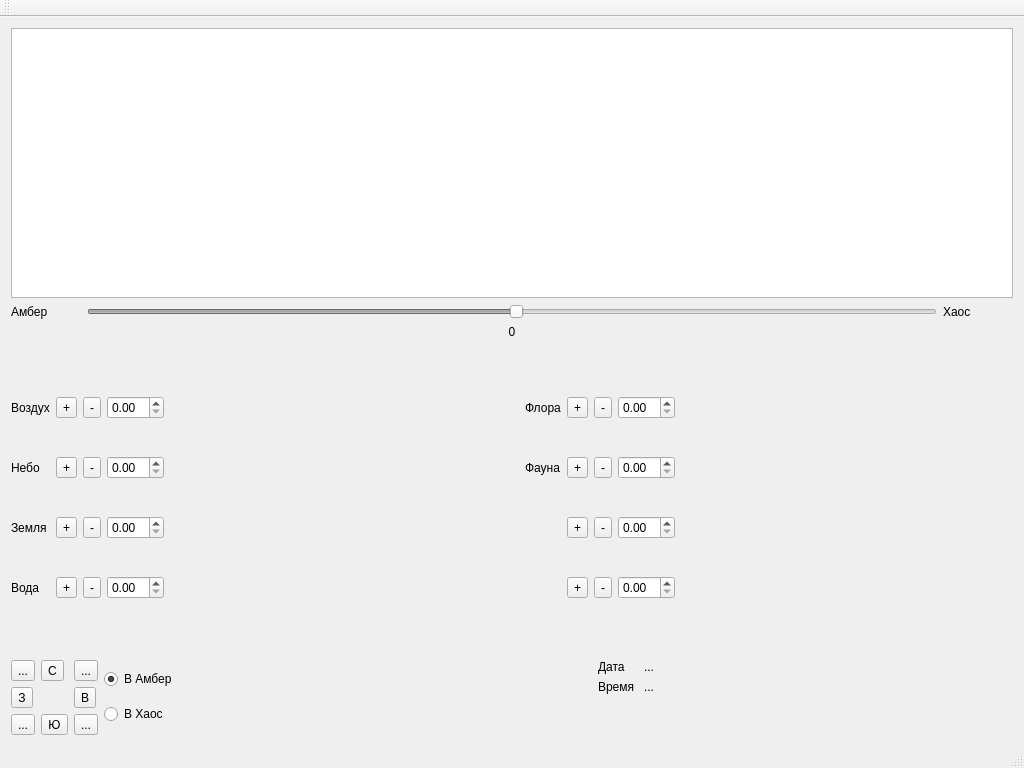
The window that AmberUI/shadowsview.ui (graninas/Amber) describes before a commit, drawn with Qt 5.
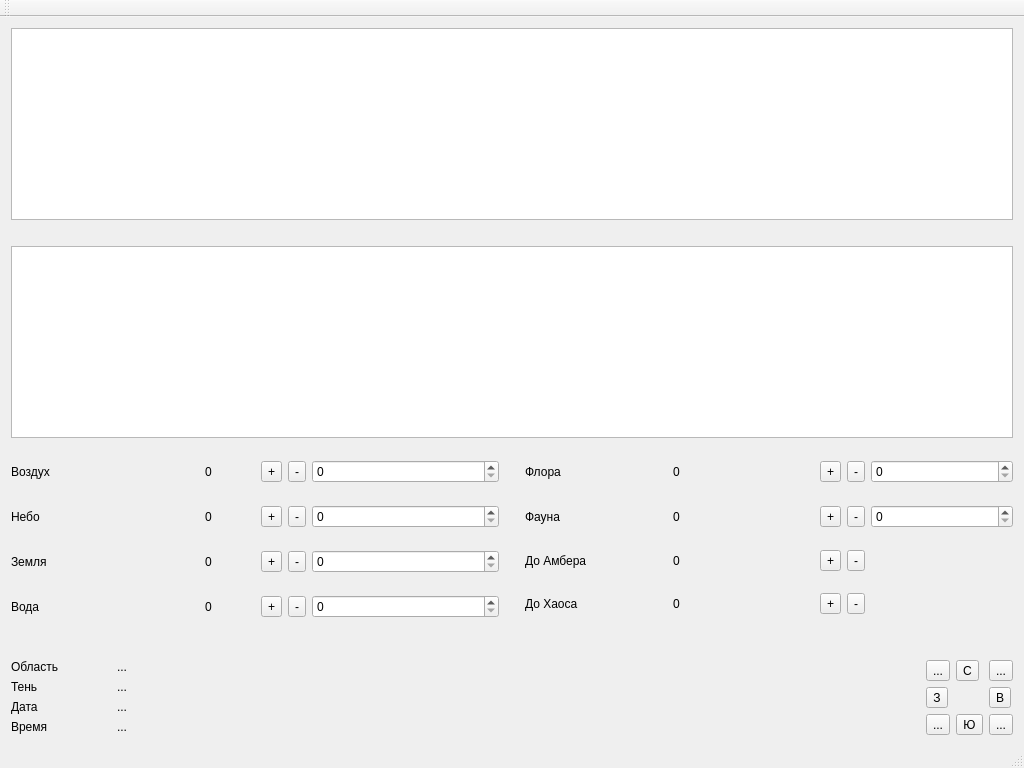
The same window after the commit. Icons and pictures are not drawn.

Commit message: - Ugly world places output added.

Diff of the .ui file:
```diff
--- a/AmberUI/shadowsview.ui
+++ b/AmberUI/shadowsview.ui
@@ -36,89 +36,6 @@
     <item>
      <widget class="QGraphicsView" name="shadowsVisualisingArea"/>
     </item>
-    <item>
-     <layout class="QGridLayout" name="gridLayout_3">
-      <item row="0" column="0">
-       <widget class="QLabel" name="label_5">
-        <property name="sizePolicy">
-         <sizepolicy hsizetype="Fixed" vsizetype="Preferred">
-          <horstretch>0</horstretch>
-          <verstretch>0</verstretch>
-         </sizepolicy>
-        </property>
-        <property name="minimumSize">
-         <size>
-          <width>70</width>
-          <height>0</height>
-         </size>
-        </property>
-        <property name="maximumSize">
-         <size>
-          <width>70</width>
-          <height>16777215</height>
-         </size>
-        </property>
-        <property name="text">
-         <string>Амбер</string>
-        </property>
-       </widget>
-      </item>
-      <item row="0" column="2">
-       <widget class="QLabel" name="label_6">
-        <property name="sizePolicy">
-         <sizepolicy hsizetype="Fixed" vsizetype="Preferred">
-          <horstretch>0</horstretch>
-          <verstretch>0</verstretch>
-         </sizepolicy>
-        </property>
-        <property name="minimumSize">
-         <size>
-          <width>70</width>
-          <height>0</height>
-         </size>
-        </property>
-        <property name="maximumSize">
-         <size>
-          <width>70</width>
-          <height>16777215</height>
-         </size>
-        </property>
-        <property name="text">
-         <string>Хаос</string>
-        </property>
-       </widget>
-      </item>
-      <item row="0" column="1">
-       <widget class="QSlider" name="hs_polePosition">
-        <property name="enabled">
-         <bool>false</bool>
-        </property>
-        <property name="value">
-         <number>50</number>
-        </property>
-        <property name="orientation">
-         <enum>Qt::Horizontal</enum>
-        </property>
-        <property name="invertedAppearance">
-         <bool>false</bool>
-        </property>
-        <property name="invertedControls">
-         <bool>false</bool>
-        </property>
-       </widget>
-      </item>
-      <item row="1" column="1">
-       <widget class="QLabel" name="l_polePosition">
-        <property name="text">
-         <string>0</string>
-        </property>
-        <property name="alignment">
-         <set>Qt::AlignCenter</set>
-        </property>
-       </widget>
-      </item>
-     </layout>
-    </item>
     <item>
      <spacer name="horizontalSpacer_5">
       <property name="orientation">
@@ -132,15 +49,90 @@
       </property>
      </spacer>
     </item>
+    <item>
+     <widget class="QPlainTextEdit" name="pte_worldPlaces">
+      <property name="enabled">
+       <bool>true</bool>
+      </property>
+      <property name="lineWrapMode">
+       <enum>QPlainTextEdit::WidgetWidth</enum>
+      </property>
+      <property name="readOnly">
+       <bool>true</bool>
+      </property>
+     </widget>
+    </item>
     <item>
      <layout class="QHBoxLayout" name="horizontalLayout">
       <item>
-       <layout class="QGridLayout" name="gridLayout">
-        <item row="0" column="3">
-         <widget class="QDoubleSpinBox" name="doubleSpinBox"/>
+       <layout class="QGridLayout" name="gridLayout" columnminimumwidth="120,50,0,0,60">
+        <item row="1" column="2">
+         <widget class="QToolButton" name="toolButton_11">
+          <property name="text">
+           <string>+</string>
+          </property>
+          <property name="icon">
+           <iconset resource="Icons.qrc">
+            <normaloff>:/icons/icons/plus-circle.png</normaloff>:/icons/icons/plus-circle.png</iconset>
+          </property>
+          <property name="iconSize">
+           <size>
+            <width>32</width>
+            <height>32</height>
+           </size>
+          </property>
+         </widget>
+        </item>
+        <item row="2" column="2">
+         <widget class="QToolButton" name="toolButton_9">
+          <property name="text">
+           <string>+</string>
+          </property>
+          <property name="icon">
+           <iconset resource="Icons.qrc">
+            <normaloff>:/icons/icons/plus-circle.png</normaloff>:/icons/icons/plus-circle.png</iconset>
+          </property>
+          <property name="iconSize">
+           <size>
+            <width>32</width>
+            <height>32</height>
+           </size>
+          </property>
+         </widget>
+        </item>
+        <item row="3" column="2">
+         <widget class="QToolButton" name="toolButton_10">
+          <property name="text">
+           <string>+</string>
+          </property>
+          <property name="icon">
+           <iconset resource="Icons.qrc">
+            <normaloff>:/icons/icons/plus-circle.png</normaloff>:/icons/icons/plus-circle.png</iconset>
+          </property>
+          <property name="iconSize">
+           <size>
+            <width>32</width>
+            <height>32</height>
+           </size>
+          </property>
+         </widget>
         </item>
         <item row="1" column="3">
-         <widget class="QDoubleSpinBox" name="doubleSpinBox_2"/>
+         <widget class="QToolButton" name="toolButton_7">
+          <property name="text">
+           <string>-</string>
+          </property>
+          <property name="icon">
+           <iconset resource="Icons.qrc">
+            <normaloff>:/icons/icons/minus-circle.png</normaloff>:/icons/icons/minus-circle.png</iconset>
+          </property>
+          <property name="iconSize">
+           <size>
+            <width>32</width>
+            <height>32</height>
+           </size>
+          </property>
+         </widget>
         </item>
         <item row="1" column="0">
          <widget class="QLabel" name="label_2">
@@ -149,77 +141,64 @@
           </property>
          </widget>
         </item>
-        <item row="1" column="5">
-         <spacer name="horizontalSpacer_9">
-          <property name="orientation">
-           <enum>Qt::Horizontal</enum>
+        <item row="0" column="0">
+         <widget class="QLabel" name="l_airName">
+          <property name="sizePolicy">
+           <sizepolicy hsizetype="Preferred" vsizetype="Preferred">
+            <horstretch>0</horstretch>
+            <verstretch>0</verstretch>
+           </sizepolicy>
           </property>
-          <property name="sizeHint" stdset="0">
+          <property name="minimumSize">
            <size>
-            <width>40</width>
-            <height>20</height>
+            <width>120</width>
+            <height>0</height>
            </size>
           </property>
-         </spacer>
-        </item>
-        <item row="2" column="3">
-         <widget class="QDoubleSpinBox" name="doubleSpinBox_3"/>
-        </item>
-        <item row="0" column="0">
-         <widget class="QLabel" name="label">
           <property name="text">
            <string>Воздух</string>
           </property>
          </widget>
         </item>
-        <item row="2" column="0">
-         <widget class="QLabel" name="label_3">
+        <item row="2" column="1">
+         <widget class="QLabel" name="l_ground">
+          <property name="minimumSize">
+           <size>
+            <width>0</width>
+            <height>0</height>
+           </size>
+          </property>
+          <property name="maximumSize">
+           <size>
+            <width>16777215</width>
+            <height>16777215</height>
+           </size>
+          </property>
           <property name="text">
-           <string>Земля</string>
+           <string>0</string>
+          </property>
+         </widget>
+        </item>
+        <item row="3" column="1">
+         <widget class="QLabel" name="l_water">
+          <property name="minimumSize">
+           <size>
+            <width>50</width>
+            <height>0</height>
+           </size>
+          </property>
+          <property name="maximumSize">
+           <size>
+            <width>50</width>
+            <height>16777215</height>
+           </size>
+          </property>
+          <property name="text">
+           <string>0</string>
           </property>
          </widget>
         </item>
         <item row="0" column="2">
-         <widget class="QToolButton" name="toolButton_2">
-          <property name="text">
-           <string>-</string>
-          </property>
-          <property name="icon">
-           <iconset resource="Icons.qrc">
-            <normaloff>:/icons/icons/minus-circle.png</normaloff>:/icons/icons/minus-circle.png</iconset>
-          </property>
-          <property name="iconSize">
-           <size>
-            <width>32</width>
-            <height>32</height>
-           </size>
-          </property>
-         </widget>
-        </item>
-        <item row="2" column="5">
-         <spacer name="horizontalSpacer_2">
-          <property name="orientation">
-           <enum>Qt::Horizontal</enum>
-          </property>
-          <property name="sizeHint" stdset="0">
-           <size>
-            <width>40</width>
-            <height>20</height>
-           </size>
-          </property>
-         </spacer>
-        </item>
-        <item row="3" column="0">
-         <widget class="QLabel" name="label_4">
-          <property name="text">
-           <string>Вода</string>
-          </property>
-         </widget>
-        </item>
-        <item row="3" column="3">
-         <widget class="QDoubleSpinBox" name="doubleSpinBox_4"/>
-        </item>
-        <item row="0" column="1">
          <widget class="QToolButton" name="toolButton">
           <property name="text">
            <string>+</string>
@@ -236,24 +215,7 @@
           </property>
          </widget>
         </item>
-        <item row="1" column="1">
-         <widget class="QToolButton" name="toolButton_11">
-          <property name="text">
-           <string>+</string>
-          </property>
-          <property name="icon">
-           <iconset resource="Icons.qrc">
-            <normaloff>:/icons/icons/plus-circle.png</normaloff>:/icons/icons/plus-circle.png</iconset>
-          </property>
-          <property name="iconSize">
-           <size>
-            <width>32</width>
-            <height>32</height>
-           </size>
-          </property>
-         </widget>
-        </item>
-        <item row="3" column="2">
+        <item row="3" column="3">
          <widget class="QToolButton" name="toolButton_6">
           <property name="text">
            <string>-</string>
@@ -270,24 +232,7 @@
           </property>
          </widget>
         </item>
-        <item row="1" column="2">
-         <widget class="QToolButton" name="toolButton_7">
-          <property name="text">
-           <string>-</string>
-          </property>
-          <property name="icon">
-           <iconset resource="Icons.qrc">
-            <normaloff>:/icons/icons/minus-circle.png</normaloff>:/icons/icons/minus-circle.png</iconset>
-          </property>
-          <property name="iconSize">
-           <size>
-            <width>32</width>
-            <height>32</height>
-           </size>
-          </property>
-         </widget>
-        </item>
-        <item row="2" column="2">
+        <item row="2" column="3">
          <widget class="QToolButton" name="toolButton_12">
           <property name="text">
            <string>-</string>
@@ -304,27 +249,52 @@
           </property>
          </widget>
         </item>
-        <item row="3" column="1">
-         <widget class="QToolButton" name="toolButton_10">
+        <item row="0" column="4">
+         <widget class="QSpinBox" name="sb_airTarget"/>
+        </item>
+        <item row="3" column="0">
+         <widget class="QLabel" name="l_waterName">
           <property name="text">
-           <string>+</string>
+           <string>Вода</string>
           </property>
-          <property name="icon">
-           <iconset resource="Icons.qrc">
-            <normaloff>:/icons/icons/plus-circle.png</normaloff>:/icons/icons/plus-circle.png</iconset>
+         </widget>
+        </item>
+        <item row="2" column="0">
+         <widget class="QLabel" name="l_groundName">
+          <property name="text">
+           <string>Земля</string>
           </property>
-          <property name="iconSize">
+         </widget>
+        </item>
+        <item row="0" column="1">
+         <widget class="QLabel" name="l_air">
+          <property name="minimumSize">
            <size>
-            <width>32</width>
-            <height>32</height>
+            <width>0</width>
+            <height>0</height>
            </size>
           </property>
+          <property name="maximumSize">
+           <size>
+            <width>16777215</width>
+            <height>16777215</height>
+           </size>
+          </property>
+          <property name="text">
+           <string>0</string>
+          </property>
          </widget>
         </item>
-        <item row="2" column="1">
-         <widget class="QToolButton" name="toolButton_9">
+        <item row="2" column="4">
+         <widget class="QSpinBox" name="sb_groundTarget"/>
+        </item>
+        <item row="1" column="4">
+         <widget class="QSpinBox" name="sb_skyTarget"/>
+        </item>
+        <item row="0" column="3">
+         <widget class="QToolButton" name="toolButton_2">
           <property name="text">
-           <string>+</string>
+           <string>-</string>
           </property>
           <property name="icon">
            <iconset resource="Icons.qrc">
@@ -338,6 +308,28 @@
           </property>
          </widget>
         </item>
+        <item row="3" column="4">
+         <widget class="QSpinBox" name="sb_waterTarget"/>
+        </item>
+        <item row="1" column="1">
+         <widget class="QLabel" name="l_sky">
+          <property name="minimumSize">
+           <size>
+            <width>0</width>
+            <height>0</height>
+           </size>
+          </property>
+          <property name="maximumSize">
+           <size>
+            <width>16777215</width>
+            <height>16777215</height>
+           </size>
+          </property>
+          <property name="text">
+           <string>0</string>
+          </property>
+         </widget>
+        </item>
        </layout>
       </item>
       <item>
@@ -354,128 +346,30 @@
        </spacer>
       </item>
       <item>
-       <layout class="QGridLayout" name="gridLayout_5">
-        <item row="0" column="3">
-         <widget class="QDoubleSpinBox" name="doubleSpinBox_5"/>
-        </item>
-        <item row="1" column="3">
-         <widget class="QDoubleSpinBox" name="doubleSpinBox_6"/>
-        </item>
-        <item row="1" column="0">
-         <widget class="QLabel" name="label_7">
-          <property name="text">
-           <string>Фауна</string>
+       <layout class="QGridLayout" name="gridLayout_5" columnminimumwidth="120,50,0,0,60">
+        <item row="0" column="0">
+         <widget class="QLabel" name="l_floreName">
+          <property name="sizePolicy">
+           <sizepolicy hsizetype="Preferred" vsizetype="Preferred">
+            <horstretch>0</horstretch>
+            <verstretch>0</verstretch>
+           </sizepolicy>
           </property>
-         </widget>
-        </item>
-        <item row="1" column="5">
-         <spacer name="horizontalSpacer_10">
-          <property name="orientation">
-           <enum>Qt::Horizontal</enum>
-          </property>
-          <property name="sizeHint" stdset="0">
+          <property name="minimumSize">
            <size>
-            <width>40</width>
-            <height>20</height>
+            <width>120</width>
+            <height>0</height>
            </size>
           </property>
-         </spacer>
-        </item>
-        <item row="2" column="3">
-         <widget class="QDoubleSpinBox" name="doubleSpinBox_7"/>
-        </item>
-        <item row="0" column="0">
-         <widget class="QLabel" name="label_8">
           <property name="text">
            <string>Флора</string>
           </property>
          </widget>
         </item>
-        <item row="0" column="2">
-         <widget class="QToolButton" name="toolButton_3">
-          <property name="text">
-           <string>-</string>
-          </property>
-          <property name="icon">
-           <iconset resource="Icons.qrc">
-            <normaloff>:/icons/icons/minus-circle.png</normaloff>:/icons/icons/minus-circle.png</iconset>
-          </property>
-          <property name="iconSize">
-           <size>
-            <width>32</width>
-            <height>32</height>
-           </size>
-          </property>
-         </widget>
+        <item row="0" column="4">
+         <widget class="QSpinBox" name="sb_floreTarget"/>
         </item>
-        <item row="2" column="5">
-         <spacer name="horizontalSpacer_4">
-          <property name="orientation">
-           <enum>Qt::Horizontal</enum>
-          </property>
-          <property name="sizeHint" stdset="0">
-           <size>
-            <width>40</width>
-            <height>20</height>
-           </size>
-          </property>
-         </spacer>
-        </item>
-        <item row="0" column="1">
-         <widget class="QToolButton" name="toolButton_4">
-          <property name="text">
-           <string>+</string>
-          </property>
-          <property name="icon">
-           <iconset resource="Icons.qrc">
-            <normaloff>:/icons/icons/plus-circle.png</normaloff>:/icons/icons/plus-circle.png</iconset>
-          </property>
-          <property name="iconSize">
-           <size>
-            <width>32</width>
-            <height>32</height>
-           </size>
-          </property>
-         </widget>
-        </item>
-        <item row="3" column="3">
-         <widget class="QDoubleSpinBox" name="doubleSpinBox_8"/>
-        </item>
-        <item row="1" column="1">
-         <widget class="QToolButton" name="toolButton_13">
-          <property name="text">
-           <string>+</string>
-          </property>
-          <property name="icon">
-           <iconset resource="Icons.qrc">
-            <normaloff>:/icons/icons/plus-circle.png</normaloff>:/icons/icons/plus-circle.png</iconset>
-          </property>
-          <property name="iconSize">
-           <size>
-            <width>32</width>
-            <height>32</height>
-           </size>
-          </property>
-         </widget>
-        </item>
-        <item row="1" column="2">
-         <widget class="QToolButton" name="toolButton_8">
-          <property name="text">
-           <string>-</string>
-          </property>
-          <property name="icon">
-           <iconset resource="Icons.qrc">
-            <normaloff>:/icons/icons/minus-circle.png</normaloff>:/icons/icons/minus-circle.png</iconset>
-          </property>
-          <property name="iconSize">
-           <size>
-            <width>32</width>
-            <height>32</height>
-           </size>
-          </property>
-         </widget>
-        </item>
-        <item row="2" column="2">
+        <item row="2" column="3">
          <widget class="QToolButton" name="toolButton_14">
           <property name="text">
            <string>-</string>
@@ -492,7 +386,34 @@
           </property>
          </widget>
         </item>
-        <item row="3" column="2">
+        <item row="2" column="0">
+         <widget class="QLabel" name="l_amberDistanceName">
+          <property name="text">
+           <string>До Амбера</string>
+          </property>
+         </widget>
+        </item>
+        <item row="1" column="4">
+         <widget class="QSpinBox" name="sb_faunaTarget"/>
+        </item>
+        <item row="0" column="3">
+         <widget class="QToolButton" name="toolButton_3">
+          <property name="text">
+           <string>-</string>
+          </property>
+          <property name="icon">
+           <iconset resource="Icons.qrc">
+            <normaloff>:/icons/icons/minus-circle.png</normaloff>:/icons/icons/minus-circle.png</iconset>
+          </property>
+          <property name="iconSize">
+           <size>
+            <width>32</width>
+            <height>32</height>
+           </size>
+          </property>
+         </widget>
+        </item>
+        <item row="3" column="3">
          <widget class="QToolButton" name="toolButton_15">
           <property name="text">
            <string>-</string>
@@ -510,23 +431,25 @@
          </widget>
         </item>
         <item row="2" column="1">
-         <widget class="QToolButton" name="toolButton_16">
+         <widget class="QLabel" name="l_amberDistance">
+          <property name="minimumSize">
+           <size>
+            <width>0</width>
+            <height>0</height>
+           </size>
+          </property>
+          <property name="maximumSize">
+           <size>
+            <width>16777215</width>
+            <height>16777215</height>
+           </size>
+          </property>
           <property name="text">
-           <string>+</string>
-          </property>
-          <property name="icon">
-           <iconset resource="Icons.qrc">
-            <normaloff>:/icons/icons/plus-circle.png</normaloff>:/icons/icons/plus-circle.png</iconset>
-          </property>
-          <property name="iconSize">
-           <size>
-            <width>32</width>
-            <height>32</height>
-           </size>
+           <string>0</string>
           </property>
          </widget>
         </item>
-        <item row="3" column="1">
+        <item row="3" column="2">
          <widget class="QToolButton" name="toolButton_17">
           <property name="text">
            <string>+</string>
@@ -543,6 +466,145 @@
           </property>
          </widget>
         </item>
+        <item row="2" column="2">
+         <widget class="QToolButton" name="toolButton_16">
+          <property name="text">
+           <string>+</string>
+          </property>
+          <property name="icon">
+           <iconset resource="Icons.qrc">
+            <normaloff>:/icons/icons/plus-circle.png</normaloff>:/icons/icons/plus-circle.png</iconset>
+          </property>
+          <property name="iconSize">
+           <size>
+            <width>32</width>
+            <height>32</height>
+           </size>
+          </property>
+         </widget>
+        </item>
+        <item row="1" column="3">
+         <widget class="QToolButton" name="toolButton_8">
+          <property name="text">
+           <string>-</string>
+          </property>
+          <property name="icon">
+           <iconset resource="Icons.qrc">
+            <normaloff>:/icons/icons/minus-circle.png</normaloff>:/icons/icons/minus-circle.png</iconset>
+          </property>
+          <property name="iconSize">
+           <size>
+            <width>32</width>
+            <height>32</height>
+           </size>
+          </property>
+         </widget>
+        </item>
+        <item row="1" column="0">
+         <widget class="QLabel" name="l_faunaName">
+          <property name="text">
+           <string>Фауна</string>
+          </property>
+         </widget>
+        </item>
+        <item row="1" column="2">
+         <widget class="QToolButton" name="toolButton_13">
+          <property name="text">
+           <string>+</string>
+          </property>
+          <property name="icon">
+           <iconset resource="Icons.qrc">
+            <normaloff>:/icons/icons/plus-circle.png</normaloff>:/icons/icons/plus-circle.png</iconset>
+          </property>
+          <property name="iconSize">
+           <size>
+            <width>32</width>
+            <height>32</height>
+           </size>
+          </property>
+         </widget>
+        </item>
+        <item row="0" column="2">
+         <widget class="QToolButton" name="toolButton_4">
+          <property name="text">
+           <string>+</string>
+          </property>
+          <property name="icon">
+           <iconset resource="Icons.qrc">
+            <normaloff>:/icons/icons/plus-circle.png</normaloff>:/icons/icons/plus-circle.png</iconset>
+          </property>
+          <property name="iconSize">
+           <size>
+            <width>32</width>
+            <height>32</height>
+           </size>
+          </property>
+         </widget>
+        </item>
+        <item row="3" column="1">
+         <widget class="QLabel" name="l_chaosDistance">
+          <property name="minimumSize">
+           <size>
+            <width>0</width>
+            <height>0</height>
+           </size>
+          </property>
+          <property name="maximumSize">
+           <size>
+            <width>16777215</width>
+            <height>16777215</height>
+           </size>
+          </property>
+          <property name="text">
+           <string>0</string>
+          </property>
+         </widget>
+        </item>
+        <item row="3" column="0">
+         <widget class="QLabel" name="l_chaosDistanceName">
+          <property name="text">
+           <string>До Хаоса</string>
+          </property>
+         </widget>
+        </item>
+        <item row="1" column="1">
+         <widget class="QLabel" name="l_fauna">
+          <property name="minimumSize">
+           <size>
+            <width>0</width>
+            <height>0</height>
+           </size>
+          </property>
+          <property name="maximumSize">
+           <size>
+            <width>16777215</width>
+            <height>16777215</height>
+           </size>
+          </property>
+          <property name="text">
+           <string>0</string>
+          </property>
+         </widget>
+        </item>
+        <item row="0" column="1">
+         <widget class="QLabel" name="l_flore">
+          <property name="minimumSize">
+           <size>
+            <width>0</width>
+            <height>0</height>
+           </size>
+          </property>
+          <property name="maximumSize">
+           <size>
+            <width>16777215</width>
+            <height>16777215</height>
+           </size>
+          </property>
+          <property name="text">
+           <string>0</string>
+          </property>
+         </widget>
+        </item>
        </layout>
       </item>
      </layout>
@@ -562,6 +624,106 @@
     </item>
     <item>
      <layout class="QHBoxLayout" name="horizontalLayout_2">
+      <item>
+       <layout class="QFormLayout" name="formLayout">
+        <property name="fieldGrowthPolicy">
+         <enum>QFormLayout::AllNonFixedFieldsGrow</enum>
+        </property>
+        <item row="0" column="0">
+         <widget class="QLabel" name="label_17">
+          <property name="sizePolicy">
+           <sizepolicy hsizetype="Fixed" vsizetype="Preferred">
+            <horstretch>0</horstretch>
+            <verstretch>0</verstretch>
+           </sizepolicy>
+          </property>
+          <property name="minimumSize">
+           <size>
+            <width>100</width>
+            <height>0</height>
+           </size>
+          </property>
+          <property name="text">
+           <string>Область</string>
+          </property>
+         </widget>
+        </item>
+        <item row="0" column="1">
+         <widget class="QLabel" name="label_18">
+          <property name="sizePolicy">
+           <sizepolicy hsizetype="Fixed" vsizetype="Preferred">
+            <horstretch>0</horstretch>
+            <verstretch>0</verstretch>
+           </sizepolicy>
+          </property>
+          <property name="minimumSize">
+           <size>
+            <width>150</width>
+            <height>0</height>
+           </size>
+          </property>
+          <property name="text">
+           <string>...</string>
+          </property>
+         </widget>
+        </item>
+        <item row="1" column="0">
+         <widget class="QLabel" name="label_19">
+          <property name="text">
+           <string>Тень</string>
+          </property>
+         </widget>
+        </item>
+        <item row="1" column="1">
+         <widget class="QLabel" name="label_20">
+          <property name="text">
+           <string>...</string>
+          </property>
+         </widget>
+        </item>
+        <item row="2" column="0">
+         <widget class="QLabel" name="label_9">
+          <property name="text">
+           <string>Дата</string>
+          </property>
+         </widget>
+        </item>
+        <item row="2" column="1">
+         <widget class="QLabel" name="l_date">
+          <property name="text">
+           <string>...</string>
+          </property>
+         </widget>
+        </item>
+        <item row="3" column="0">
+         <widget class="QLabel" name="label_11">
+          <property name="text">
+           <string>Время</string>
+          </property>
+         </widget>
+        </item>
+        <item row="3" column="1">
+         <widget class="QLabel" name="l_time">
+          <property name="text">
+           <string>...</string>
+          </property>
+         </widget>
+        </item>
+       </layout>
+      </item>
+      <item>
+       <spacer name="horizontalSpacer_8">
+        <property name="orientation">
+         <enum>Qt::Horizontal</enum>
+        </property>
+        <property name="sizeHint" stdset="0">
+         <size>
+          <width>40</width>
+          <height>20</height>
+         </size>
+        </property>
+       </spacer>
+      </item>
       <item>
        <layout class="QGridLayout" name="gridLayout_2" rowstretch="0,0,0">
         <item row="0" column="0">
@@ -622,101 +784,6 @@
         </item>
        </layout>
       </item>
-      <item>
-       <layout class="QVBoxLayout" name="verticalLayout_2">
-        <item>
-         <widget class="QRadioButton" name="rb_toChaos">
-          <property name="text">
-           <string>В Амбер</string>
-          </property>
-          <property name="checked">
-           <bool>true</bool>
-          </property>
-         </widget>
-        </item>
-        <item>
-         <widget class="QRadioButton" name="rb_toAmber">
-          <property name="text">
-           <string>В Хаос</string>
-          </property>
-         </widget>
-        </item>
-       </layout>
-      </item>
-      <item>
-       <spacer name="horizontalSpacer_8">
-        <property name="orientation">
-         <enum>Qt::Horizontal</enum>
-        </property>
-        <property name="sizeHint" stdset="0">
-         <size>
-          <width>40</width>
-          <height>20</height>
-         </size>
-        </property>
-       </spacer>
-      </item>
-      <item>
-       <layout class="QFormLayout" name="formLayout">
-        <property name="fieldGrowthPolicy">
-         <enum>QFormLayout::AllNonFixedFieldsGrow</enum>
-        </property>
-        <item row="0" column="0">
-         <widget class="QLabel" name="label_9">
-          <property name="text">
-           <string>Дата</string>
-          </property>
-         </widget>
-        </item>
-        <item row="0" column="1">
-         <widget class="QLabel" name="l_date">
-          <property name="text">
-           <string>...</string>
-          </property>
-         </widget>
-        </item>
-        <item row="1" column="0">
-         <widget class="QLabel" name="label_11">
-          <property name="text">
-           <string>Время</string>
-          </property>
-         </widget>
-        </item>
-        <item row="1" column="1">
-         <widget class="QLabel" name="l_time">
-          <property name="text">
-           <string>...</string>
-          </property>
-         </widget>
-        </item>
-        <item row="2" column="0">
-         <spacer name="horizontalSpacer">
-          <property name="orientation">
-           <enum>Qt::Horizontal</enum>
-          </property>
-          <property name="sizeHint" stdset="0">
-           <size>
-            <width>40</width>
-            <height>20</height>
-           </size>
-          </property>
-         </spacer>
-        </item>
-        <item row="2" column="1">
-         <spacer name="horizontalSpacer_3">
-          <property name="orientation">
-           <enum>Qt::Horizontal</enum>
-          </property>
-          <property name="sizeHint" stdset="0">
-           <size>
-            <width>40</width>
-            <height>20</height>
-           </size>
-          </property>
-         </spacer>
-        </item>
-       </layout>
-      </item>
      </layout>
     </item>
    </layout>
```
Left out of the diff: 196 changed lines with no effect on the pictures. The commit also changes 9 other files.
